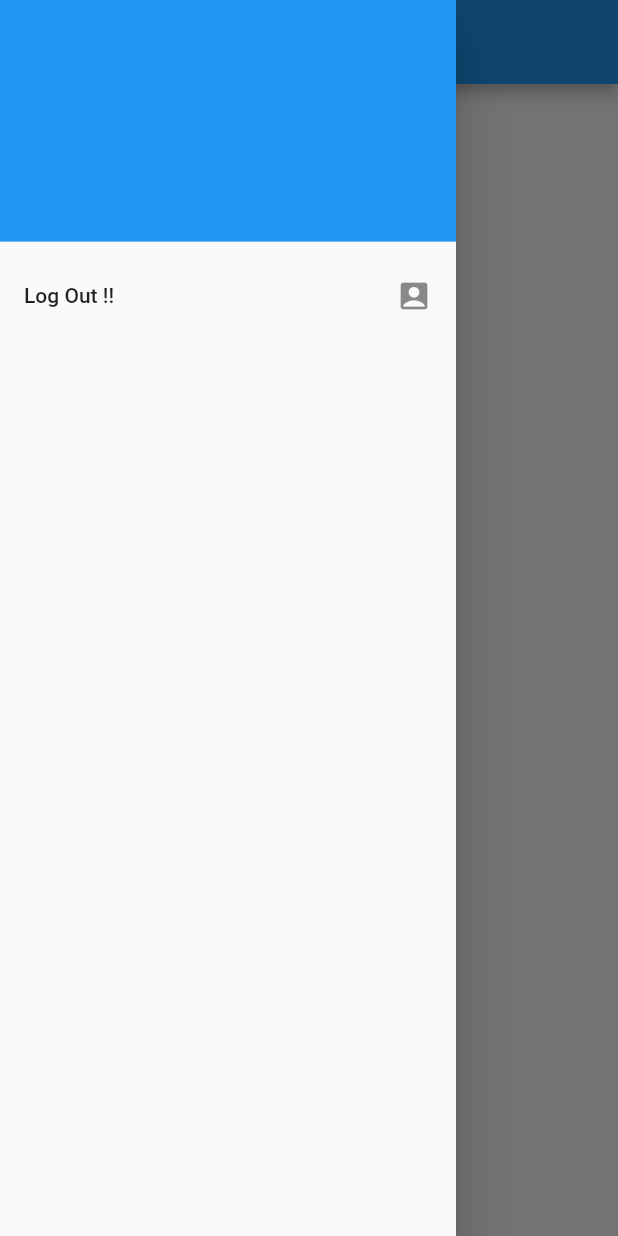
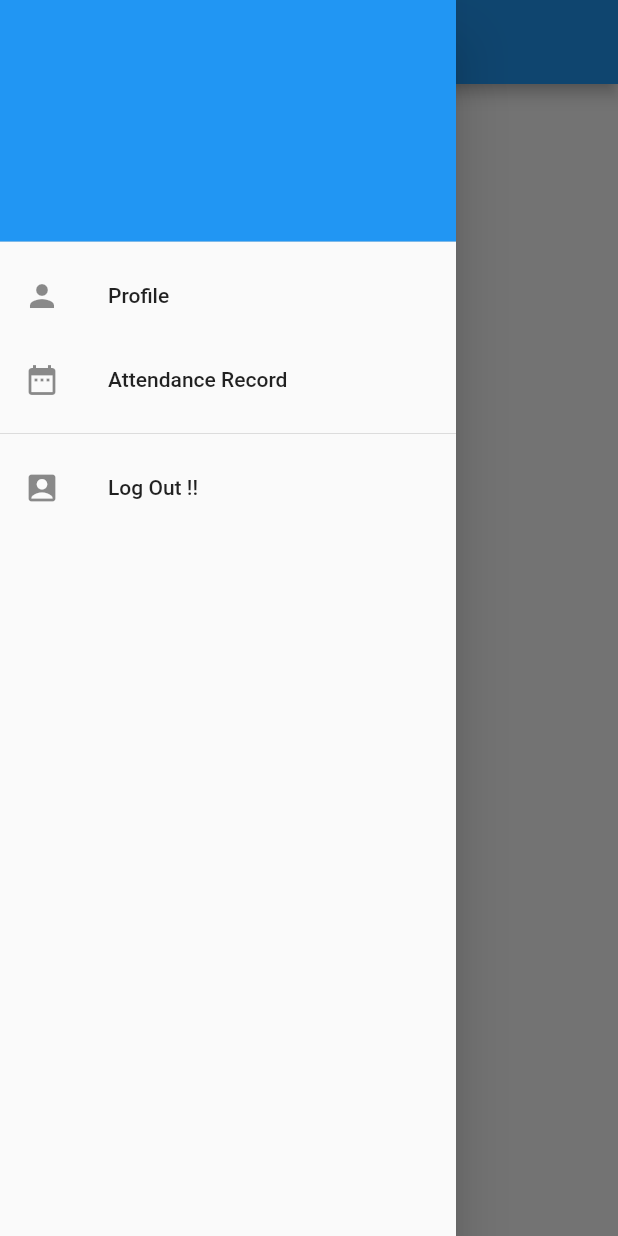
Before and after one commit to sbmkrgit/Attendance-App, a Flutter app: the HomePage screen opened directly, with the side drawer open, on a phone screen of 412 x 824 dp. Run offline on Flutter 3.47's test engine with Material 2 defaults, Android fonts, the phone set to English and light mode, and no system bars; our stand-ins replace firebase_auth; accounts and stored records are empty.

Commit message:
Added some drawer functionality

```diff
--- a/lib/main.dart
+++ b/lib/main.dart
@@ -1,4 +1,6 @@
+import 'package:attendance_app/pages/profile_page.dart';
 import 'package:attendance_app/pages/root_page.dart';
+import 'package:attendance_app/pages/routes.dart';
 import 'package:attendance_app/services/authentication.dart';
 import 'package:flutter/material.dart';
 
@@ -15,6 +17,10 @@ class MyApp extends StatelessWidget {
         theme: new ThemeData(
           primarySwatch: Colors.blue,
         ),
-        home: new RootPage(auth: new Auth()));
+        home: new RootPage(auth: new Auth()),
+        routes: {
+          PageRoutes.pro: (context) => Profile(),
+        },
+        );
   }
 }
--- a/lib/pages/home_page.dart
+++ b/lib/pages/home_page.dart
@@ -2,6 +2,7 @@ import 'package:attendance_app/services/authentication.dart';
 import 'package:firebase_auth/firebase_auth.dart';
 import 'package:flutter/cupertino.dart';
 import 'package:flutter/material.dart';
+import 'package:attendance_app/pages/routes.dart';
 
 class HomePage extends StatefulWidget {
   HomePage({Key key, this.auth, this.userId, this.logoutCallback})
@@ -16,7 +17,6 @@ class HomePage extends StatefulWidget {
 }
 
 class _HomePageState extends State<HomePage> {
-
   final FirebaseAuth _auth = FirebaseAuth.instance;
   FirebaseUser user;
 
@@ -40,8 +40,31 @@ class _HomePageState extends State<HomePage> {
     }
   }
 
+  Future<bool> _onWillPop() async {
+    return (await showDialog(
+          context: context,
+          builder: (context) => new AlertDialog(
+            title: new Text('Are you sure?'),
+            content: new Text('Do you want to exit an App'),
+            actions: <Widget>[
+              new FlatButton(
+                onPressed: () => Navigator.of(context).pop(false),
+                child: new Text('No'),
+              ),
+              new FlatButton(
+                onPressed: () => Navigator.of(context).pop(true),
+                child: new Text('Yes'),
+              ),
+            ],
+          ),
+        )) ??
+        false;
+  }
+
   Widget build(BuildContext context) {
-    return new Scaffold(
+    return new WillPopScope(
+      onWillPop: _onWillPop,
+      child: new Scaffold(
         appBar: new AppBar(
           title: new Text('Home Screen'),
         ),
@@ -54,15 +77,28 @@ class _HomePageState extends State<HomePage> {
             children: <Widget>[
               UserAccountsDrawerHeader(
                   accountEmail: Text("${user?.email}"),
-              accountName: null/*Text("${user?.displayName}"*/),
+                  accountName: null /*Text("${user?.displayName}"*/),
+              ListTile(
+                title: Text('Profile'),
+                leading: Icon(Icons.person),
+                onTap: () =>
+                    Navigator.pushReplacementNamed(context, PageRoutes.pro),
+              ),
+              ListTile(
+                title: Text('Attendance Record'),
+                leading: Icon(Icons.date_range),
+                onTap: () {},
+              ),
+              new Divider(),
               ListTile(
                 title: Text('Log Out !!'),
-              trailing: Icon(Icons.account_box),
+                leading: Icon(Icons.account_box),
                 onTap: () {
                   Navigator.pop(signOut());
                 },
-            )
+              ),
             ],
+          ),
         ),
       ),
     );
--- /dev/null
+++ b/lib/pages/profile_page.dart
@@ -0,0 +1,30 @@
+import 'package:attendance_app/pages/home_page.dart';
+import 'package:flutter/material.dart';
+
+class Profile extends StatefulWidget {
+  static const String routeName = '/profile';
+
+  @override
+  _ProfileState createState() => _ProfileState();
+}
+
+class _ProfileState extends State<Profile> {
+  @override
+  Widget build(BuildContext context) {
+    return new Scaffold(
+      appBar: new AppBar(
+          title: new Text("Profile Page"),
+          leading: new IconButton(
+              icon: new Icon(Icons.arrow_back),
+              onPressed: () {
+                Navigator.push(
+                  context,
+                  MaterialPageRoute(builder: (context) => HomePage()),
+                );
+              })),
+      body: new Center(
+        child: new Text("this is profile page"),
+      ),
+    );
+  }
+}
--- /dev/null
+++ b/lib/pages/routes.dart
@@ -0,0 +1,7 @@
+
+
+import 'package:attendance_app/pages/profile_page.dart';
+
+class PageRoutes {
+ static const String pro = Profile.routeName;
+}
```
Also changed, not shown: lib/pages/attendance_record.dart (added). Lines whose indentation alone changed are shown as unchanged.
